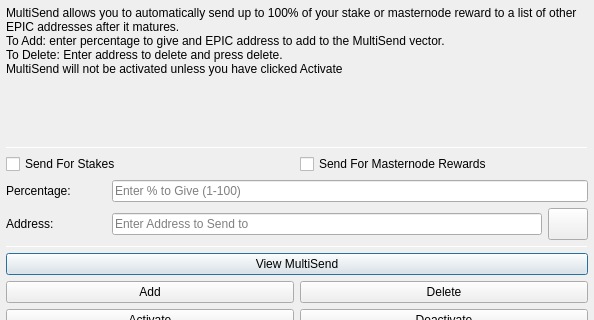
Qt form src/qt/forms/multisenddialog.ui (louis-lee/elunium) before a commit; both pictures show x 0 to 594 and y 0 to 320 of the 594 by 523 pixel window.
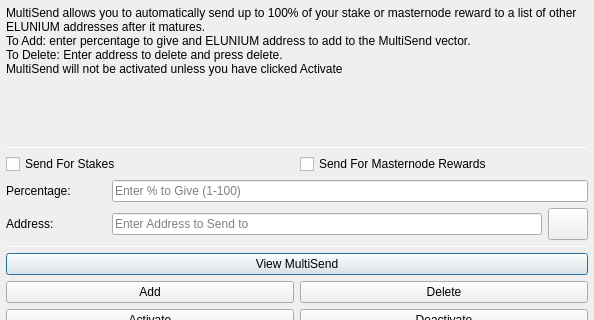
The same form after that commit. Icons and pictures are not drawn.

```diff
--- a/src/qt/forms/multisenddialog.ui
+++ b/src/qt/forms/multisenddialog.ui
@@ -37,8 +37,8 @@
         <number>1</number>
        </property>
        <property name="text">
-        <string>MultiSend allows you to automatically send up to 100% of your stake or masternode reward to a list of other EPIC addresses after it matures.
-To Add: enter percentage to give and EPIC address to add to the MultiSend vector.
+        <string>MultiSend allows you to automatically send up to 100% of your stake or masternode reward to a list of other ELUNIUM addresses after it matures.
+To Add: enter percentage to give and ELUNIUM address to add to the MultiSend vector.
 To Delete: Enter address to delete and press delete.
 MultiSend will not be activated unless you have clicked Activate</string>
        </property>
```
Left out of the diff: 4 changed lines with no effect on the pictures.
